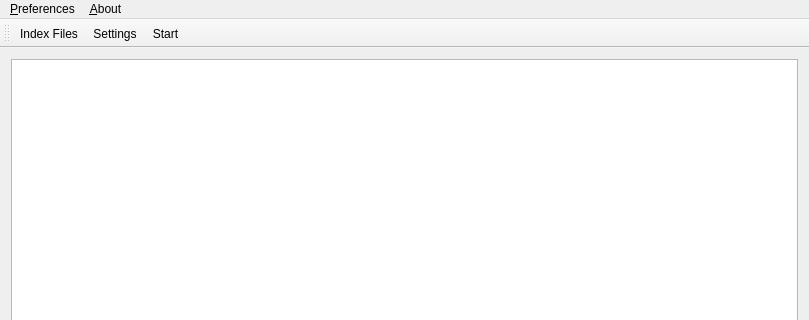
Before: the Qt Designer form mainwindow.ui in PavloSolntsev/solxd, drawn with Qt 5; both pictures show x 0 to 809 and y 0 to 320 of the 809 by 532 pixel window.
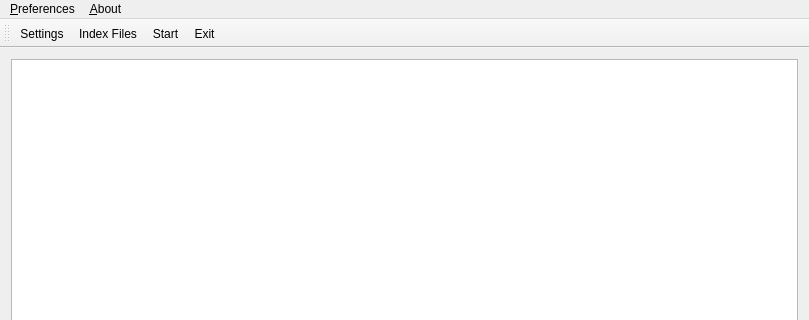
After: the same form once the commit is applied. Icons and pictures are not drawn. Custom widgets are drawn as their Qt base class.

```diff
--- a/mainwindow.ui
+++ b/mainwindow.ui
@@ -31,9 +31,10 @@
    <attribute name="toolBarBreak">
     <bool>false</bool>
    </attribute>
-   <addaction name="actionIndex_Files"/>
    <addaction name="actionSettings"/>
+   <addaction name="actionIndex_Files"/>
    <addaction name="actionStart"/>
+   <addaction name="action_Exit"/>
   </widget>
   <widget class="QStatusBar" name="statusBar"/>
   <widget class="QMenuBar" name="menuBar">
```
Left out of the diff: 6 changed lines with no effect on the pictures.
